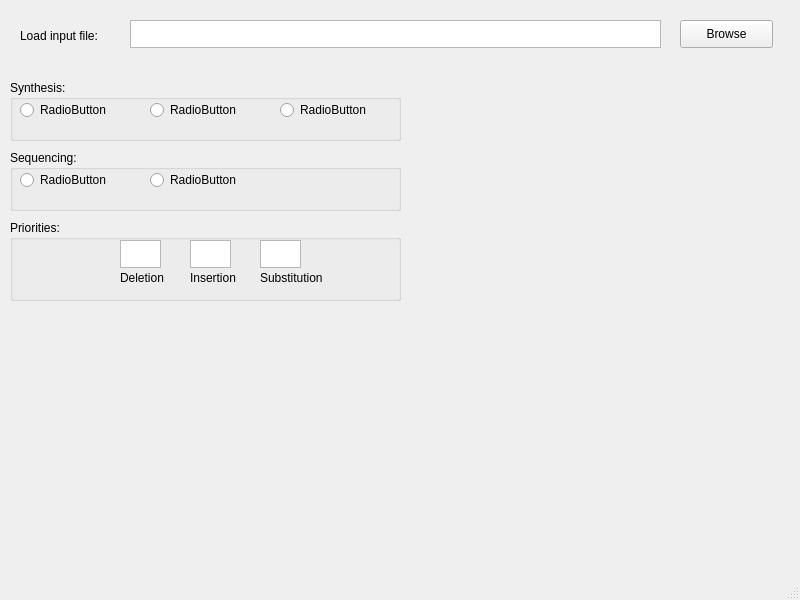
This is dnaSimulator/form.ui in oyerush/DNASimulator as Qt 5 draws it before an edit. The edited form follows.
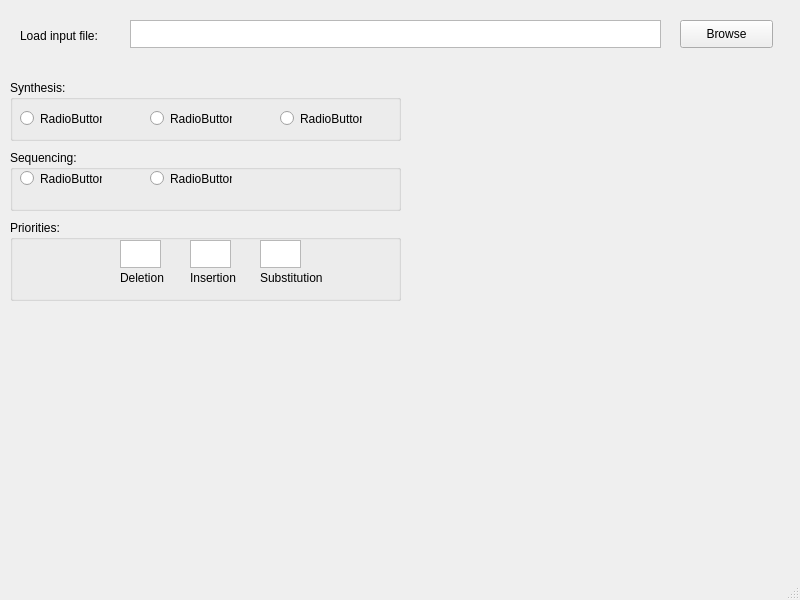
This is the edited form.

The edit to the form file:
```diff
--- a/dnaSimulator/form.ui
+++ b/dnaSimulator/form.ui
@@ -72,9 +72,9 @@
      <property name="geometry">
       <rect>
        <x>10</x>
-       <y>20</y>
-       <width>95</width>
-       <height>20</height>
+       <y>30</y>
+       <width>82</width>
+       <height>17</height>
       </rect>
      </property>
      <property name="text">
@@ -88,9 +88,9 @@
      <property name="geometry">
       <rect>
        <x>140</x>
-       <y>20</y>
-       <width>95</width>
-       <height>20</height>
+       <y>30</y>
+       <width>82</width>
+       <height>17</height>
       </rect>
      </property>
      <property name="text">
@@ -104,9 +104,9 @@
      <property name="geometry">
       <rect>
        <x>270</x>
-       <y>20</y>
-       <width>95</width>
-       <height>20</height>
+       <y>30</y>
+       <width>82</width>
+       <height>17</height>
       </rect>
      </property>
      <property name="text">
@@ -134,8 +134,8 @@
       <rect>
        <x>10</x>
        <y>20</y>
-       <width>95</width>
-       <height>20</height>
+       <width>82</width>
+       <height>17</height>
       </rect>
      </property>
      <property name="text">
@@ -150,8 +150,8 @@
       <rect>
        <x>140</x>
        <y>20</y>
-       <width>95</width>
-       <height>20</height>
+       <width>82</width>
+       <height>17</height>
       </rect>
      </property>
      <property name="text">
```
Left out of the diff: 15 changed lines with no effect on the pictures.
